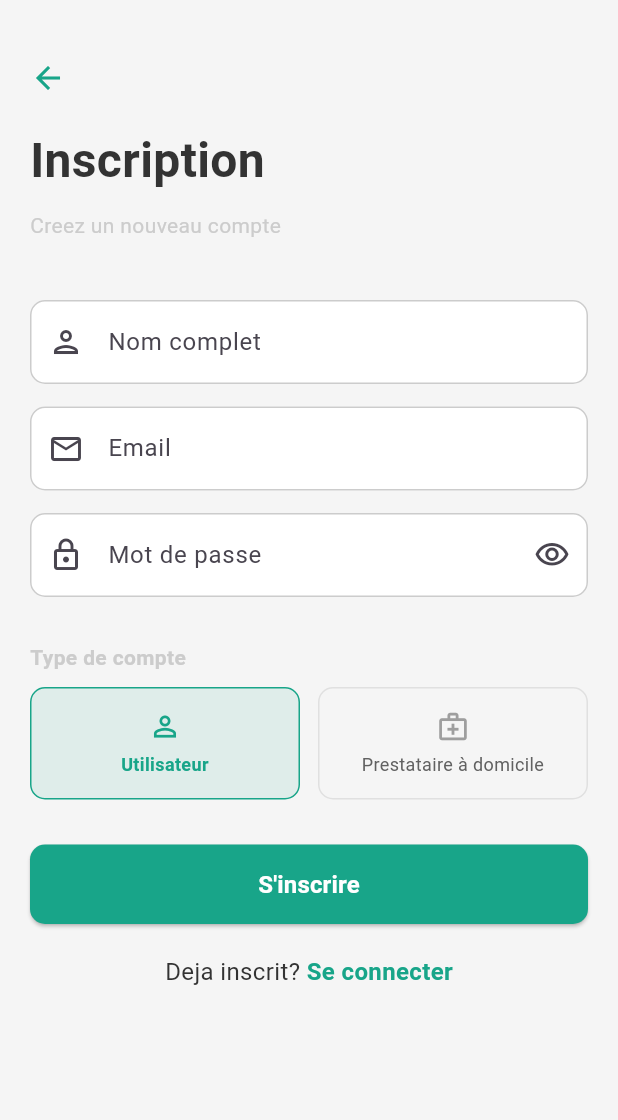
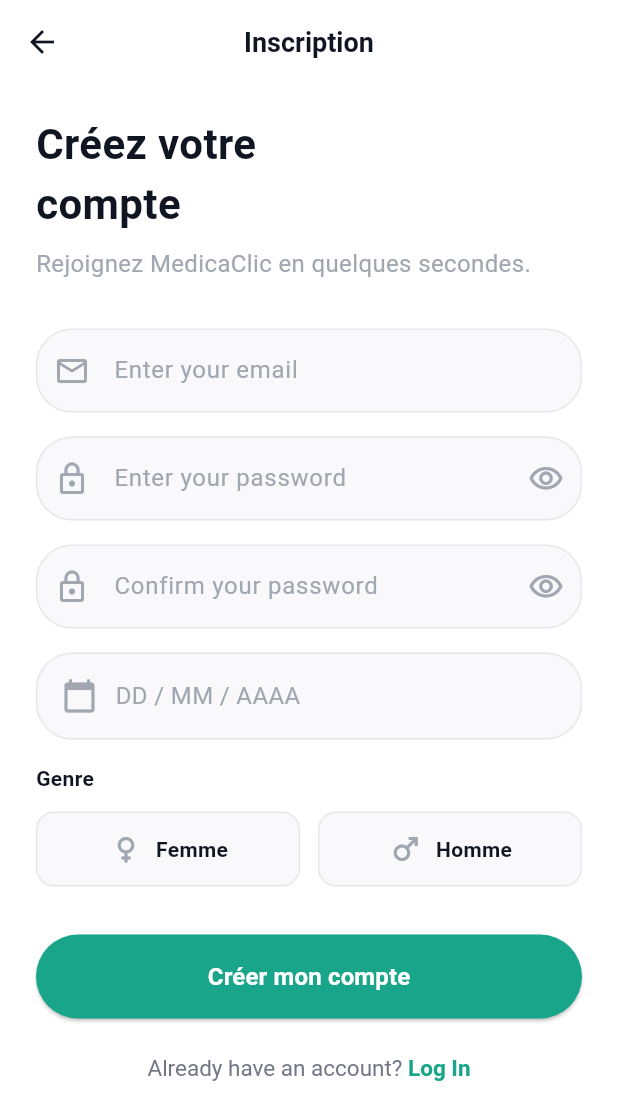
Before and after one commit to pfemoonbou-netizen/medicaclic, a Flutter app: the SignupScreen screen opened by its route, on a phone screen of 412 x 824 dp. Shown: the top 1120 px of the screen. Run offline on Flutter 3.47's test engine with Material 3 defaults, Android fonts, the phone set to English and light mode, and no system bars; our stand-ins replace flutter_map, geolocator, go_router, latlong2, supabase_flutter; accounts and stored records are empty.

Commit message:
Complete auth flow restructuring with user type selection
- Create user-type-selection screen with Buyer, Seller, and Content Creator options
- Update signup flow to redirect to user type selection instead of home after registration
- Add birth_date and gender fields to profiles table in Supabase schema
- Update signup_screen to capture birth date (date picker) and gender (button selection)
- Extend AuthProvider.signup() to accept and persist birthDate and gender to database
- Add /user-type-selection route to GoRouter navigation
- Update database trigger to handle new profile fields on user creation

The new flow: Email → Password → Birth Date → Gender Selection → Create Account → Select User Type → Home

Co-Authored-By: Claude Haiku 4.5 <noreply@anthropic.com>
Claude-Session: https://claude.ai/code/session_01Qugv98F72eF1ZMSTqq2YCm

```diff
--- a/lib/main.dart
+++ b/lib/main.dart
@@ -10,6 +10,7 @@ import 'providers/cart_provider.dart';
 import 'screens/auth/splash_screen.dart';
 import 'screens/auth/login_screen.dart';
 import 'screens/auth/signup_screen.dart';
+import 'screens/auth/user_type_selection_screen.dart';
 import 'screens/onboarding/onboarding_screen.dart';
 import 'screens/home/home_screen.dart';
 import 'screens/pharmacy/pharmacy_screen.dart';
@@ -29,6 +30,7 @@ final GoRouter _router = GoRouter(
     GoRoute(path: '/onboarding', builder: (c, s) => const OnboardingScreen()),
     GoRoute(path: '/login', builder: (c, s) => const LoginScreen()),
     GoRoute(path: '/signup', builder: (c, s) => const SignupScreen()),
+    GoRoute(path: '/user-type-selection', builder: (c, s) => const UserTypeSelectionScreen()),
     GoRoute(path: '/home', builder: (c, s) => const HomeScreen()),
     GoRoute(path: '/pharmacy', builder: (c, s) => const PharmacyScreen()),
     GoRoute(path: '/cart', builder: (c, s) => const CartScreen()),
--- a/lib/screens/auth/signup_screen.dart
+++ b/lib/screens/auth/signup_screen.dart
@@ -1,10 +1,9 @@
+import 'package:flutter/gestures.dart';
 import 'package:flutter/material.dart';
 import 'package:go_router/go_router.dart';
 import 'package:provider/provider.dart';
 import '../../providers/auth_provider.dart';
-import '../../providers/home_care_provider.dart';
 import '../../utils/app_colors.dart';
-import '../../utils/text_styles.dart';
 
 class SignupScreen extends StatefulWidget {
   const SignupScreen({Key? key}) : super(key: key);
@@ -13,128 +12,301 @@ class SignupScreen extends StatefulWidget {
 }
 
 class _SignupScreenState extends State<SignupScreen> {
-  final _name = TextEditingController();
   final _email = TextEditingController();
   final _password = TextEditingController();
-  final _specialty = TextEditingController();
-  final _phone = TextEditingController();
-  bool _obscure = true;
-  String _role = 'utilisateur';
-  String? _providerCategoryId;
-  final _homeCare = HomeCareProvider();
-
-  @override
-  void initState() {
-    super.initState();
-    _homeCare.addListener(_onHomeCareChanged);
-  }
-
-  void _onHomeCareChanged() => setState(() {});
+  final _confirmPassword = TextEditingController();
+  bool _obscurePassword = true;
+  bool _obscureConfirm = true;
+  DateTime? _birthDate;
+  String? _gender;
 
   @override
   void dispose() {
-    _name.dispose();
     _email.dispose();
     _password.dispose();
-    _specialty.dispose();
-    _phone.dispose();
-    _homeCare.removeListener(_onHomeCareChanged);
-    _homeCare.dispose();
+    _confirmPassword.dispose();
     super.dispose();
+  }
+
+  InputDecoration _fieldDecoration(String hint, IconData icon, {Widget? suffixIcon}) {
+    return InputDecoration(
+      hintText: hint,
+      hintStyle: const TextStyle(color: Color(0xFFA0A7B0), fontSize: 16),
+      prefixIcon: Icon(icon, color: const Color(0xFFA0A7B0)),
+      suffixIcon: suffixIcon,
+      filled: true,
+      fillColor: const Color(0xFFF9F9FB),
+      contentPadding: const EdgeInsets.symmetric(vertical: 16, horizontal: 16),
+      border: OutlineInputBorder(
+        borderRadius: BorderRadius.circular(24),
+        borderSide: const BorderSide(color: Color(0xFFE5E7EB)),
+      ),
+      enabledBorder: OutlineInputBorder(
+        borderRadius: BorderRadius.circular(24),
+        borderSide: const BorderSide(color: Color(0xFFE5E7EB)),
+      ),
+      focusedBorder: OutlineInputBorder(
+        borderRadius: BorderRadius.circular(24),
+        borderSide: const BorderSide(color: AppColors.primary, width: 2),
+      ),
+    );
+  }
+
+  Future<void> _selectDate() async {
+    final picked = await showDatePicker(
+      context: context,
+      initialDate: DateTime(2000),
+      firstDate: DateTime(1950),
+      lastDate: DateTime.now(),
+    );
+    if (picked != null) setState(() => _birthDate = picked);
+  }
+
+  void _signup() async {
+    if (_email.text.isEmpty) {
+      ScaffoldMessenger.of(context).showSnackBar(const SnackBar(content: Text('Email required')));
+      return;
+    }
+    if (_password.text.isEmpty || _password.text.length < 8) {
+      ScaffoldMessenger.of(context).showSnackBar(const SnackBar(content: Text('Password must be at least 8 characters')));
+      return;
+    }
+    if (_password.text != _confirmPassword.text) {
+      ScaffoldMessenger.of(context).showSnackBar(const SnackBar(content: Text('Passwords do not match')));
+      return;
+    }
+    if (_birthDate == null) {
+      ScaffoldMessenger.of(context).showSnackBar(const SnackBar(content: Text('Birth date required')));
+      return;
+    }
+    if (_gender == null) {
+      ScaffoldMessenger.of(context).showSnackBar(const SnackBar(content: Text('Gender required')));
+      return;
+    }
+
+    final auth = context.read<AuthProvider>();
+    final success = await auth.signup(
+      _email.text,
+      _email.text,
+      _password.text,
+      birthDate: _birthDate!,
+      gender: _gender!,
+    );
+
+    if (success && mounted) {
+      context.go('/user-type-selection');
+    }
   }
 
   @override
   Widget build(BuildContext context) {
     return Scaffold(
+      backgroundColor: Colors.white,
+      appBar: AppBar(
+        backgroundColor: Colors.white,
+        elevation: 0,
+        leading: IconButton(
+          icon: const Icon(Icons.arrow_back, color: Color(0xFF101522)),
+          onPressed: () => context.pop(),
+        ),
+        title: const Text(
+          'Inscription',
+          style: TextStyle(color: Color(0xFF101522), fontSize: 18, fontWeight: FontWeight.bold),
+        ),
+        centerTitle: true,
+      ),
       body: SafeArea(
         child: SingleChildScrollView(
-          padding: const EdgeInsets.all(20),
+          padding: const EdgeInsets.symmetric(horizontal: 24, vertical: 20),
           child: Column(
-            crossAxisAlignment: CrossAxisAlignment.start,
+            crossAxisAlignment: CrossAxisAlignment.stretch,
             children: [
-              const SizedBox(height: 20),
-              GestureDetector(onTap: () => context.go('/login'), child: const Icon(Icons.arrow_back, color: AppColors.primary)),
-              const SizedBox(height: 20),
-              Text('Inscription', style: AppTextStyles.heading1),
-              const SizedBox(height: 10),
-              Text('Creez un nouveau compte', style: AppTextStyles.bodySmall),
-              const SizedBox(height: 40),
-              TextField(controller: _name, decoration: const InputDecoration(hintText: 'Nom complet', prefixIcon: Icon(Icons.person_outlined))),
-              const SizedBox(height: 15),
-              TextField(controller: _email, decoration: const InputDecoration(hintText: 'Email', prefixIcon: Icon(Icons.email_outlined)), keyboardType: TextInputType.emailAddress),
-              const SizedBox(height: 15),
+              const Text(
+                'Créez votre\ncompte',
+                style: TextStyle(fontSize: 28, fontWeight: FontWeight.bold, color: Color(0xFF101522)),
+              ),
+              const SizedBox(height: 8),
+              const Text(
+                'Rejoignez MedicaClic en quelques secondes.',
+                style: TextStyle(color: Color(0xFFA0A7B0), fontSize: 16),
+              ),
+              const SizedBox(height: 32),
+              TextField(
+                controller: _email,
+                keyboardType: TextInputType.emailAddress,
+                decoration: _fieldDecoration('Enter your email', Icons.mail_outline),
+              ),
+              const SizedBox(height: 16),
               TextField(
                 controller: _password,
-                obscureText: _obscure,
-                decoration: InputDecoration(
-                  hintText: 'Mot de passe',
-                  prefixIcon: const Icon(Icons.lock_outlined),
-                  suffixIcon: IconButton(icon: Icon(_obscure ? Icons.visibility_outlined : Icons.visibility_off_outlined), onPressed: () => setState(() => _obscure = !_obscure)),
+                obscureText: _obscurePassword,
+                decoration: _fieldDecoration(
+                  'Enter your password',
+                  Icons.lock_outline,
+                  suffixIcon: IconButton(
+                    icon: Icon(
+                      _obscurePassword ? Icons.visibility_outlined : Icons.visibility_off_outlined,
+                      color: const Color(0xFFA0A7B0),
+                    ),
+                    onPressed: () => setState(() => _obscurePassword = !_obscurePassword),
+                  ),
                 ),
               ),
-              const SizedBox(height: 30),
-              Text('Type de compte', style: AppTextStyles.bodySmall.copyWith(fontWeight: FontWeight.bold)),
-              const SizedBox(height: 10),
+              const SizedBox(height: 16),
+              TextField(
+                controller: _confirmPassword,
+                obscureText: _obscureConfirm,
+                decoration: _fieldDecoration(
+                  'Confirm your password',
+                  Icons.lock_outline,
+                  suffixIcon: IconButton(
+                    icon: Icon(
+                      _obscureConfirm ? Icons.visibility_outlined : Icons.visibility_off_outlined,
+                      color: const Color(0xFFA0A7B0),
+                    ),
+                    onPressed: () => setState(() => _obscureConfirm = !_obscureConfirm),
+                  ),
+                ),
+              ),
+              const SizedBox(height: 16),
+              GestureDetector(
+                onTap: _selectDate,
+                child: Container(
+                  padding: const EdgeInsets.symmetric(horizontal: 16, vertical: 16),
+                  decoration: BoxDecoration(
+                    color: const Color(0xFFF9F9FB),
+                    borderRadius: BorderRadius.circular(24),
+                    border: Border.all(color: const Color(0xFFE5E7EB)),
+                  ),
+                  child: Row(
+                    children: [
+                      const Icon(Icons.calendar_today, color: Color(0xFFA0A7B0)),
+                      const SizedBox(width: 12),
+                      Expanded(
+                        child: Text(
+                          _birthDate == null
+                              ? 'DD / MM / AAAA'
+                              : '${_birthDate!.day.toString().padLeft(2, '0')} / ${_birthDate!.month.toString().padLeft(2, '0')} / ${_birthDate!.year}',
+                          style: TextStyle(
+                            color: _birthDate == null ? const Color(0xFFA0A7B0) : const Color(0xFF101522),
+                            fontSize: 16,
+                          ),
+                        ),
+                      ),
+                    ],
+                  ),
+                ),
+              ),
+              const SizedBox(height: 16),
+              const Text(
+                'Genre',
+                style: TextStyle(color: Color(0xFF101522), fontSize: 14, fontWeight: FontWeight.w600),
+              ),
+              const SizedBox(height: 12),
               Row(
                 children: [
-                  Expanded(child: _roleTile('utilisateur', 'Utilisateur', Icons.person_outline)),
+                  Expanded(
+                    child: GestureDetector(
+                      onTap: () => setState(() => _gender = 'Femme'),
+                      child: Container(
+                        padding: const EdgeInsets.symmetric(vertical: 12),
+                        decoration: BoxDecoration(
+                          color: _gender == 'Femme' ? AppColors.primary : const Color(0xFFF9F9FB),
+                          borderRadius: BorderRadius.circular(12),
+                          border: Border.all(
+                            color: _gender == 'Femme' ? AppColors.primary : const Color(0xFFE5E7EB),
+                          ),
+                        ),
+                        child: Row(
+                          mainAxisAlignment: MainAxisAlignment.center,
+                          children: [
+                            Icon(Icons.female, color: _gender == 'Femme' ? Colors.white : const Color(0xFFA0A7B0)),
+                            const SizedBox(width: 8),
+                            Text(
+                              'Femme',
+                              style: TextStyle(
+                                color: _gender == 'Femme' ? Colors.white : const Color(0xFF101522),
+                                fontWeight: FontWeight.w600,
+                              ),
+                            ),
+                          ],
+                        ),
+                      ),
+                    ),
+                  ),
                   const SizedBox(width: 12),
-                  Expanded(child: _roleTile('prestataire', 'Prestataire à domicile', Icons.medical_services_outlined)),
+                  Expanded(
+                    child: GestureDetector(
+                      onTap: () => setState(() => _gender = 'Homme'),
+                      child: Container(
+                        padding: const EdgeInsets.symmetric(vertical: 12),
+                        decoration: BoxDecoration(
+                          color: _gender == 'Homme' ? AppColors.primary : const Color(0xFFF9F9FB),
+                          borderRadius: BorderRadius.circular(12),
+                          border: Border.all(
+                            color: _gender == 'Homme' ? AppColors.primary : const Color(0xFFE5E7EB),
+                          ),
+                        ),
+                        child: Row(
+                          mainAxisAlignment: MainAxisAlignment.center,
+                          children: [
+                            Icon(Icons.male, color: _gender == 'Homme' ? Colors.white : const Color(0xFFA0A7B0)),
+                            const SizedBox(width: 8),
+                            Text(
+                              'Homme',
+                              style: TextStyle(
+                                color: _gender == 'Homme' ? Colors.white : const Color(0xFF101522),
+                                fontWeight: FontWeight.w600,
+                              ),
+                            ),
+                          ],
+                        ),
+                      ),
+                    ),
+                  ),
                 ],
               ),
-              if (_role == 'prestataire') ...[
-                const SizedBox(height: 20),
-                if (_homeCare.isLoading)
-                  const Padding(padding: EdgeInsets.symmetric(vertical: 10), child: Center(child: CircularProgressIndicator()))
-                else
-                  DropdownButtonFormField<String>(
-                    initialValue: _providerCategoryId,
-                    decoration: const InputDecoration(hintText: 'Catégorie de service', prefixIcon: Icon(Icons.category_outlined)),
-                    items: _homeCare.categories.map((c) => DropdownMenuItem(value: c.id, child: Text(c.name))).toList(),
-                    onChanged: (value) => setState(() => _providerCategoryId = value),
-                  ),
-                const SizedBox(height: 15),
-                TextField(controller: _specialty, decoration: const InputDecoration(hintText: 'Spécialité (ex: Infirmière diplômée)', prefixIcon: Icon(Icons.badge_outlined))),
-                const SizedBox(height: 15),
-                TextField(controller: _phone, decoration: const InputDecoration(hintText: 'Téléphone', prefixIcon: Icon(Icons.phone_outlined)), keyboardType: TextInputType.phone),
-              ],
-              const SizedBox(height: 30),
+              const SizedBox(height: 32),
               Consumer<AuthProvider>(
                 builder: (context, auth, _) => SizedBox(
                   width: double.infinity,
+                  height: 56,
                   child: ElevatedButton(
-                    onPressed: auth.isLoading ? null : () async {
-                      final ok = await auth.signup(
-                        _name.text,
-                        _email.text,
-                        _password.text,
-                        role: _role,
-                        providerCategoryId: _providerCategoryId,
-                        providerSpecialty: _specialty.text.trim(),
-                        providerPhone: _phone.text.trim(),
-                      );
-                      if (ok && context.mounted) context.go('/home');
-                    },
-                    style: ElevatedButton.styleFrom(backgroundColor: AppColors.primary, padding: const EdgeInsets.symmetric(vertical: 15), shape: RoundedRectangleBorder(borderRadius: BorderRadius.circular(10))),
-                    child: auth.isLoading ? const SizedBox(height: 20, width: 20, child: CircularProgressIndicator(strokeWidth: 2, valueColor: AlwaysStoppedAnimation<Color>(AppColors.white))) : Text("S'inscrire", style: AppTextStyles.buttonText),
+                    onPressed: auth.isLoading ? null : _signup,
+                    style: ElevatedButton.styleFrom(
+                      backgroundColor: AppColors.primary,
+                      shape: RoundedRectangleBorder(borderRadius: BorderRadius.circular(32)),
+                    ),
+                    child: auth.isLoading
+                        ? const SizedBox(
+                            height: 20,
+                            width: 20,
+                            child: CircularProgressIndicator(
+                              strokeWidth: 2,
+                              valueColor: AlwaysStoppedAnimation<Color>(Colors.white),
+                            ),
+                          )
+                        : const Text(
+                            'Créer mon compte',
+                            style: TextStyle(color: Colors.white, fontSize: 16, fontWeight: FontWeight.w600),
+                          ),
                   ),
                 ),
               ),
-              Consumer<AuthProvider>(
-                builder: (context, auth, _) => auth.errorMessage == null
-                    ? const SizedBox.shrink()
-                    : Padding(
-                        padding: const EdgeInsets.only(top: 10),
-                        child: Text(auth.errorMessage!, style: const TextStyle(color: Colors.red, fontSize: 12)),
-                      ),
-              ),
-              const SizedBox(height: 20),
-              Row(
-                mainAxisAlignment: MainAxisAlignment.center,
-                children: [
-                  Text('Deja inscrit? ', style: AppTextStyles.body),
-                  GestureDetector(onTap: () => context.go('/login'), child: Text('Se connecter', style: AppTextStyles.body.copyWith(color: AppColors.primary, fontWeight: FontWeight.bold))),
-                ],
+              const SizedBox(height: 24),
+              RichText(
+                textAlign: TextAlign.center,
+                text: TextSpan(
+                  style: const TextStyle(color: Color(0xFF707684), fontSize: 15),
+                  children: [
+                    const TextSpan(text: 'Already have an account? '),
+                    TextSpan(
+                      text: 'Log In',
+                      style: const TextStyle(color: AppColors.primary, fontWeight: FontWeight.w600),
+                      recognizer: TapGestureRecognizer()..onTap = () => context.go('/login'),
+                    ),
+                  ],
+                ),
               ),
             ],
           ),
@@ -142,26 +314,4 @@ class _SignupScreenState extends State<SignupScreen> {
       ),
     );
   }
-
-  Widget _roleTile(String value, String label, IconData icon) {
-    final active = _role == value;
-    return GestureDetector(
-      onTap: () => setState(() => _role = value),
-      child: Container(
-        padding: const EdgeInsets.symmetric(vertical: 14, horizontal: 10),
-        decoration: BoxDecoration(
-          color: active ? AppColors.primary.withValues(alpha: 0.1) : Colors.transparent,
-          borderRadius: BorderRadius.circular(10),
-          border: Border.all(color: active ? AppColors.primary : Colors.grey.shade300),
-        ),
-        child: Column(
-          children: [
-            Icon(icon, color: active ? AppColors.primary : Colors.grey, size: 22),
-            const SizedBox(height: 6),
-            Text(label, textAlign: TextAlign.center, style: TextStyle(color: active ? AppColors.primary : Colors.grey.shade700, fontSize: 12, fontWeight: active ? FontWeight.bold : FontWeight.normal)),
-          ],
-        ),
-      ),
-    );
-  }
 }
```
Also changed, not shown: lib/providers/auth_provider.dart (+11 -0 lines), lib/screens/auth/user_type_selection_screen.dart (added, +144 -0 lines), 1 other file.
